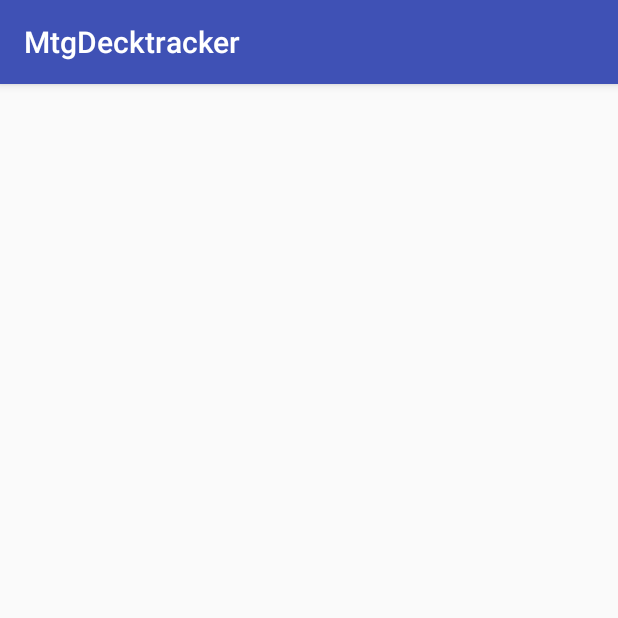
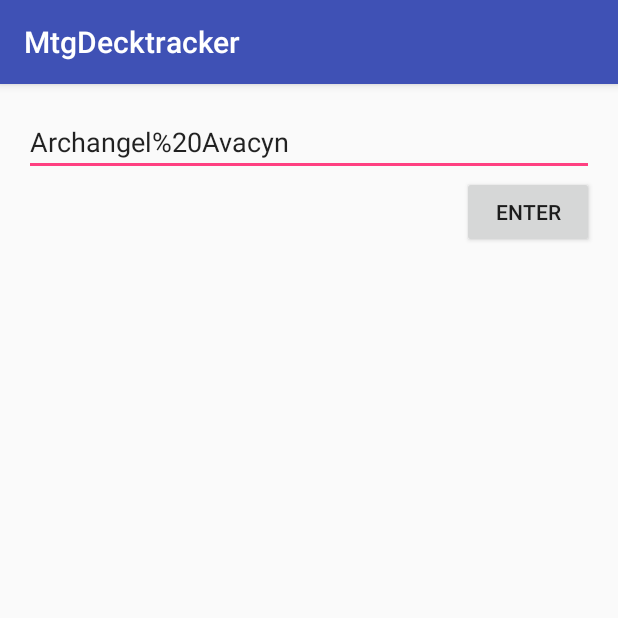
Before and after one commit to YifanLi5/MtgDecktracker, an Android app: the screen it shows after launch (MainActivity), on a phone screen of 412 x 824 dp, the top half of it. Run offline under Robolectric (Android 15) with nearby library versions, the phone set to English and light mode, and no system bars.

Commit message:
Retrieval of card from string possible.

```diff
--- a/app/src/main/AndroidManifest.xml
+++ b/app/src/main/AndroidManifest.xml
@@ -14,11 +14,7 @@
 
                 <category android:name="android.intent.category.LAUNCHER" />
             </intent-filter>
-        </activity><!-- ATTENTION: This was auto-generated to add Google Play services to your project for
-     App Indexing.  See https://g.co/AppIndexing/AndroidStudio for more information. -->
-        <meta-data
-            android:name="com.google.android.gms.version"
-            android:value="@integer/google_play_services_version" />
+        </activity>
     </application>
 
 </manifest>
--- a/app/src/main/java/com/example/yifan/mtgdecktracker/JsonCardParser.java
+++ b/app/src/main/java/com/example/yifan/mtgdecktracker/JsonCardParser.java
@@ -1,65 +1,39 @@
 package com.example.yifan.mtgdecktracker;
-
-import android.graphics.Bitmap;
-import android.graphics.BitmapFactory;
 
 import org.json.JSONArray;
 import org.json.JSONException;
 import org.json.JSONObject;
 
-import java.io.InputStream;
-import java.net.MalformedURLException;
-import java.net.URL;
-
 /**
  * Created by Yifan on 5/20/2016.
  */
 public class JsonCardParser {
-    String name;
-    int cmc;
-    String cost;
-    String imageURL;
-    Bitmap cardBm;
+    private JSONArray JsonArr;
+
+    private NonLand card;
 
 
-    public JsonCardParser(JSONObject JsonArr){
-        initializeCardFields(JsonArr);
+    public JsonCardParser(JSONArray JsonArr){
+        this.JsonArr = JsonArr;
     }
 
-    public void initializeCardFields(JSONObject jsonCard){
-        try {
-            name = jsonCard.getString("name");
-            cmc = jsonCard.getInt("cmc");
-            cost = jsonCard.getString("cost");
-            imageURL = jsonCard.getJSONArray("editions").getJSONObject(0).getString("image_url");
-            InputStream in = new URL(imageURL).openStream();
-            cardBm = BitmapFactory.decodeStream(in);
-            in.close();
-        } catch (JSONException e) {
-            e.printStackTrace();
-        } catch (Exception e){
-            e.printStackTrace();
-        }
-
+    public NonLand getCardAtIndex(int index) throws JSONException {
+        JSONObject jsonCard = JsonArr.getJSONObject(index);
+        String name = jsonCard.getString("name");
+        int cmc = jsonCard.getInt("cmc");
+        String cost = jsonCard.getString("cost");
+        String ImageURL =  jsonCard.getJSONArray("editions").getJSONObject(0).getString("image_url"); //editions is various reprints of the card, thats why it has its own array. For now just get the original print.
+        card = new NonLand(name, cmc, cost, ImageURL);
+        return (NonLand) getCard();
     }
 
-    public String getImageURL() {
-        return imageURL;
+
+    public JSONArray getJsonArr() {
+        return JsonArr;
     }
 
-    public String getCost() {
-        return cost;
-    }
 
-    public int getCmc() {
-        return cmc;
-    }
-
-    public String getName() {
-        return name;
-    }
-
-    public Bitmap getCardBm() {
-        return cardBm;
+    public Card getCard() {
+        return card;
     }
 }
--- a/app/src/main/java/com/example/yifan/mtgdecktracker/MainActivity.java
+++ b/app/src/main/java/com/example/yifan/mtgdecktracker/MainActivity.java
@@ -6,15 +6,21 @@ import android.net.Uri;
 import android.os.AsyncTask;
 import android.support.v7.app.AppCompatActivity;
 import android.os.Bundle;
+import android.view.View;
+import android.widget.Button;
+import android.widget.EditText;
 import android.widget.ImageView;
+import android.widget.TextView;
 
 import com.google.android.gms.appindexing.Action;
 import com.google.android.gms.appindexing.AppIndex;
 import com.google.android.gms.common.api.GoogleApiClient;
 
 import org.json.JSONArray;
+import org.json.JSONException;
 import org.json.JSONObject;
 
+import java.io.IOException;
 import java.io.InputStream;
 import java.net.URL;
 
@@ -24,34 +30,63 @@ public class MainActivity extends AppCompatActivity {
      * ATTENTION: This was auto-generated to implement the App Indexing API.
      * See https://g.co/AppIndexing/AndroidStudio for more information.
      */
-    String testURLAvacyn = "https://api.deckbrew.com/mtg/cards/archangel-avacyn";
+
+    private Button mEnter;
+    private EditText mCardSearch;
+    private TextView mCardText;
+    private ImageView mCardView;
 
     @Override
     protected void onCreate(Bundle savedInstanceState) {
         super.onCreate(savedInstanceState);
         setContentView(R.layout.activity_main);
-        new getJsonTask((ImageView) findViewById(R.id.cardImage)).execute(testURLAvacyn);
 
+        mEnter = (Button) findViewById(R.id.enterCard);
+        mCardSearch = (EditText) findViewById(R.id.searchCard);
+        mCardText = (TextView) findViewById(R.id.cardText);
+        mCardView = (ImageView) findViewById(R.id.cardView);
+
+        mCardSearch.setText("Archangel%20Avacyn");
+        //for testing purposes the textfield is hardcoded to be initially some card
+        //this textfields can be manually set but need to follow proper url encoding.
+        //the %20 is because urls cannot have spaces. URL encoding normally replaces a space with a plus (+) sign or with %20.
+        //todo: write wrapper to take care of this
+
+        mEnter.setOnClickListener(new View.OnClickListener() {
+
+            @Override
+            public void onClick(View v) {
+                new getCardTask().execute(mCardSearch.getText().toString());
+            }
+        });
     }
 
-    private class getJsonTask extends AsyncTask<String, Void, JsonCardParser> {
-        ImageView card;
+    private class getCardTask extends AsyncTask<String, Void, JsonCardParser> {
+        StringBuilder cardInfoBuilder = new StringBuilder();
+        @Override
+        protected JsonCardParser doInBackground(String... params) {
+            JSONArray cardsArray = JsonFetcher.getJSONArrFromSubname(params[0]);
+            JsonCardParser parsedCard = new JsonCardParser(cardsArray);
+            try {
+                NonLand displayCard = parsedCard.getCardAtIndex(0);
+                cardInfoBuilder.append("name: " + displayCard.getName() + "\n");
+                cardInfoBuilder.append("cmc: " + displayCard.getCmc() + "\n");
+                cardInfoBuilder.append("cost: " + displayCard.getCost() + "\n");
 
-        public getJsonTask(ImageView card){
-            this.card = card;
+                displayCard.initializeImage();
+            } catch (JSONException e) {
+                e.printStackTrace();
+            } catch (IOException e){
+                e.printStackTrace();
+            }
+            return parsedCard;
         }
 
         @Override
-        protected JsonCardParser doInBackground(String... params) {
-            JSONObject temp = JsonFromURL.getJsonArrFromURL(params[0]);
-            JsonCardParser avacyn = new JsonCardParser(temp);
-            return avacyn;
-        }
-
-        @Override
-        protected void onPostExecute(JsonCardParser jsonCardParser) { //runs on ui thread, need to change to do in background
+        protected void onPostExecute(JsonCardParser jsonCardParser) {
             super.onPostExecute(jsonCardParser);
-            card.setImageBitmap(jsonCardParser.getCardBm());
+            mCardText.setText(cardInfoBuilder.toString());
+            mCardView.setImageBitmap(jsonCardParser.getCard().cardImage);
         }
     }
 }
--- a/app/src/main/res/layout/activity_main.xml
+++ b/app/src/main/res/layout/activity_main.xml
@@ -9,13 +9,54 @@
     android:paddingTop="@dimen/activity_vertical_margin"
     tools:context="com.example.yifan.mtgdecktracker.MainActivity">
 
-    <ImageView
+    <EditText
         android:layout_width="wrap_content"
         android:layout_height="wrap_content"
-        android:id="@+id/cardImage"
+        android:inputType="text"
+        android:hint="search card"
+        android:ems="10"
+        android:id="@+id/searchCard"
+        android:layout_alignParentTop="true"
+        android:layout_alignParentLeft="true"
+        android:layout_alignParentStart="true"
+        android:layout_alignParentRight="true"
+        android:layout_alignParentEnd="true" />
+
+    <Button
+        android:layout_width="wrap_content"
+        android:layout_height="wrap_content"
+        android:text="Enter"
+        android:id="@+id/enterCard"
+        android:layout_below="@+id/searchCard"
+        android:layout_alignRight="@+id/searchCard"
+        android:layout_alignEnd="@+id/searchCard" />
+
+    <TextView
+        android:layout_width="wrap_content"
+        android:layout_height="wrap_content"
+        android:text="Empty"
+        android:id="@+id/cardText"
+        android:layout_below="@+id/enterCard"
         android:layout_alignParentLeft="true"
         android:layout_alignParentStart="true"
         android:layout_alignParentRight="true"
         android:layout_alignParentEnd="true"
-        android:layout_alignParentBottom="true" />
+        android:layout_alignBottom="@+id/enterCard" />
+
+    <FrameLayout
+        android:layout_width="match_parent"
+        android:layout_height="match_parent"
+        android:layout_alignParentLeft="true"
+        android:layout_alignParentStart="true"
+        android:layout_alignParentBottom="true"
+        android:layout_below="@+id/cardText">
+
+        <ImageView
+            android:layout_width="wrap_content"
+            android:layout_height="wrap_content"
+            android:id="@+id/cardView"
+            android:layout_gravity="center" />
+    </FrameLayout>
+
+
 </RelativeLayout>
```
Also changed, not shown: app/src/main/java/com/example/yifan/mtgdecktracker/Card.java (+31 -3 lines), app/src/main/java/com/example/yifan/mtgdecktracker/JsonFetcher.java (added, +55 -0 lines), app/src/main/java/com/example/yifan/mtgdecktracker/JsonFromURL.java (deleted, +0 -43 lines), app/src/main/java/com/example/yifan/mtgdecktracker/NonLand.java (added, +47 -0 lines).
